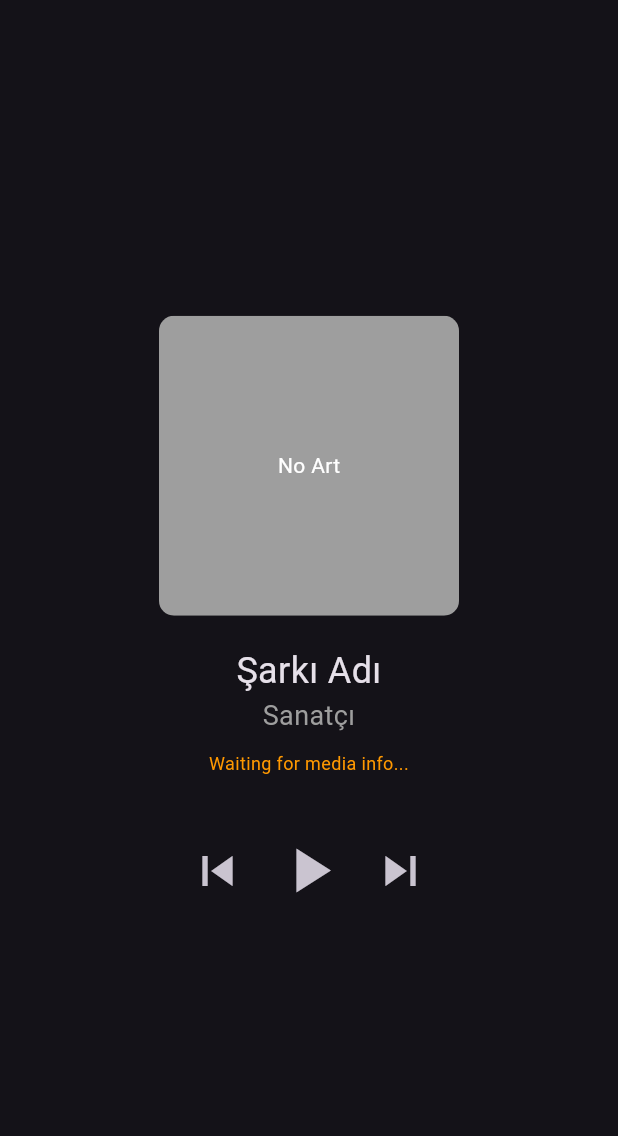
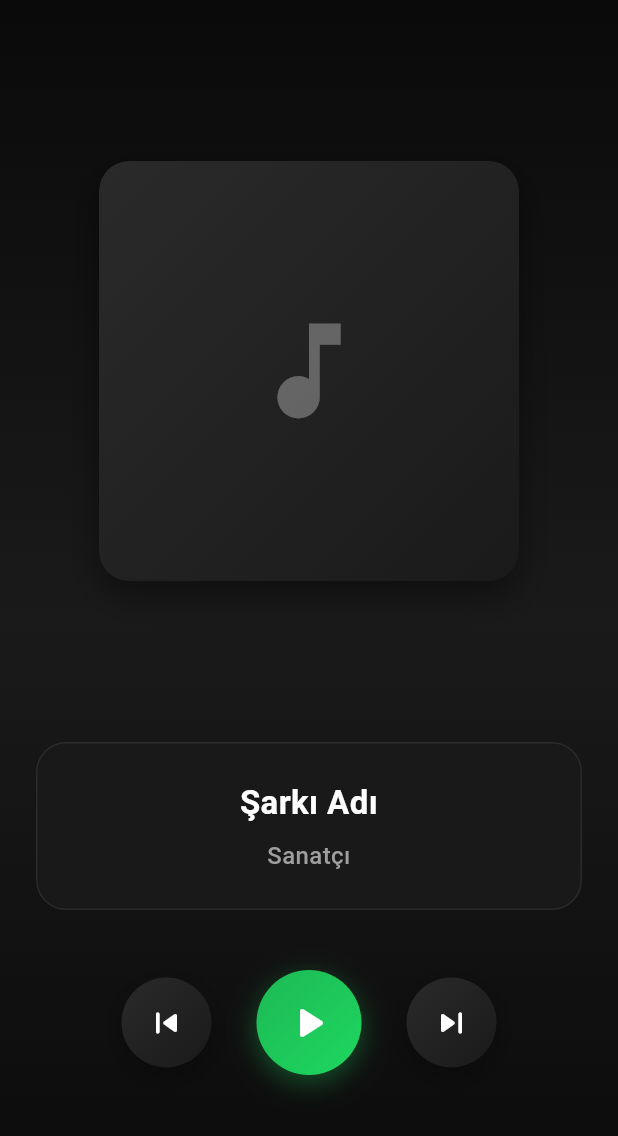
Before and after one commit to iwishkem/MusicController, a Flutter app: the screen it shows after launch, on a phone screen of 412 x 824 dp. Shown: the top 1136 px of the screen. Run offline on Flutter 3.47's test engine with Material 3 defaults, Android fonts, the phone set to English and light mode, and no system bars.

Commit message:
Redesign music control UI and add playback state
Refactored the Flutter music control screen with a modern, responsive UI, including custom album art display, gradient backgrounds, and stylized control buttons. Removed debug logging and debug info from the UI. Added playback state (isPlaying) to both the Android media info and Flutter state, updating the play/pause button accordingly. Improved system UI mode handling for immersive experience.

```diff
--- a/lib/main.dart
+++ b/lib/main.dart
@@ -12,7 +12,10 @@ class KemPlayerApp extends StatelessWidget {
   Widget build(BuildContext context) {
     return MaterialApp(
       title: 'KemPlayer',
-      theme: ThemeData.dark(),
+      theme: ThemeData.dark().copyWith(
+        scaffoldBackgroundColor: Color(0xFF0A0A0A),
+        primaryColor: Color(0xFF1DB954),
+      ),
       home: MusicControlScreen(),
     );
   }
@@ -31,35 +34,32 @@ class _MusicControlScreenState extends State<MusicControlScreen> {
   String albumArtUri = '';
   String albumArt = '';
   String displayIconUri = '';
-  String debugInfo = 'Waiting for media info...';
+  bool isPlaying = false;
 
   @override
   void initState() {
     super.initState();
+    SystemChrome.setEnabledSystemUIMode(SystemUiMode.immersiveSticky);
     platform.setMethodCallHandler(_platformCallHandler);
     _updateMediaInfo();
+  }
+
+  @override
+  void dispose() {
+    SystemChrome.setEnabledSystemUIMode(SystemUiMode.edgeToEdge);
+    super.dispose();
   }
 
   Future<void> _updateMediaInfo() async {
     try {
       final info = await platform.invokeMethod('getMediaInfo');
-      print("Received media info: $info"); // Debug logging
       setState(() {
         title = info['title'] ?? 'Şarkı Adı';
         artist = info['artist'] ?? 'Sanatçı';
         albumArtUri = info['albumArtUri'] ?? '';
         albumArt = info['albumArt'] ?? '';
         displayIconUri = info['displayIconUri'] ?? '';
-
-        // Create debug info for display
-        debugInfo = 'B64: ${albumArt.isNotEmpty ? "✓" : "✗"} | '
-                   'URI: ${albumArtUri.isNotEmpty ? "✓" : "✗"} | '
-                   'Icon: ${displayIconUri.isNotEmpty ? "✓" : "✗"}';
-
-        // Debug logging
-        print("Album art (base64): ${albumArt.isNotEmpty ? 'Available' : 'Empty'}");
-        print("Album art URI: $albumArtUri");
-        print("Display icon URI: $displayIconUri");
+        isPlaying = info['isPlaying'] ?? false;
       });
     } on PlatformException catch (e) {
       print("Failed to get media info: '${e.message}'.");
@@ -78,155 +78,351 @@ class _MusicControlScreenState extends State<MusicControlScreen> {
     switch (call.method) {
       case 'mediaInfoUpdated':
         final info = call.arguments;
-        print("Platform callback received: $info"); // Debug logging
         setState(() {
           title = info['title'] ?? 'Şarkı Adı';
           artist = info['artist'] ?? 'Sanatçı';
           albumArtUri = info['albumArtUri'] ?? '';
           albumArt = info['albumArt'] ?? '';
           displayIconUri = info['displayIconUri'] ?? '';
-
-          // Update debug info
-          debugInfo = 'B64: ${albumArt.isNotEmpty ? "✓" : "✗"} | '
-                     'URI: ${albumArtUri.isNotEmpty ? "✓" : "✗"} | '
-                     'Icon: ${displayIconUri.isNotEmpty ? "✓" : "✗"}';
+          isPlaying = info['isPlaying'] ?? false;
         });
         break;
-      default:
-        print('Unknown method ${call.method}');
     }
+  }
+
+  Widget _buildAlbumArt({double? width, double? height}) {
+    Widget albumArtWidget;
+
+    if (albumArt.isNotEmpty) {
+      try {
+        String cleanBase64 = albumArt.replaceAll(RegExp(r'\s+'), '');
+        Uint8List bytes = base64Decode(cleanBase64);
+        albumArtWidget = Image.memory(
+          bytes,
+          width: width ?? 200,
+          height: height ?? 200,
+          fit: BoxFit.cover,
+          errorBuilder: (context, error, stackTrace) {
+            return _buildPlaceholder(width: width ?? 200, height: height ?? 200);
+          },
+        );
+      } catch (e) {
+        albumArtWidget = _buildPlaceholder(width: width ?? 200, height: height ?? 200);
+      }
+    } else if (displayIconUri.isNotEmpty) {
+      albumArtWidget = Image.network(
+        displayIconUri,
+        width: width ?? 200,
+        height: height ?? 200,
+        fit: BoxFit.cover,
+        errorBuilder: (context, error, stackTrace) {
+          return _buildPlaceholder(width: width ?? 200, height: height ?? 200);
+        },
+      );
+    } else if (albumArtUri.isNotEmpty) {
+      albumArtWidget = Image.network(
+        albumArtUri,
+        width: width ?? 200,
+        height: height ?? 200,
+        fit: BoxFit.cover,
+        errorBuilder: (context, error, stackTrace) {
+          return _buildPlaceholder(width: width ?? 200, height: height ?? 200);
+        },
+      );
+    } else {
+      albumArtWidget = _buildPlaceholder(width: width ?? 200, height: height ?? 200);
+    }
+
+    return Container(
+      decoration: BoxDecoration(
+        borderRadius: BorderRadius.circular(20),
+        boxShadow: [
+          BoxShadow(
+            color: Colors.black.withOpacity(0.4),
+            blurRadius: 20,
+            offset: Offset(0, 10),
+          ),
+        ],
+      ),
+      child: ClipRRect(
+        borderRadius: BorderRadius.circular(20),
+        child: albumArtWidget,
+      ),
+    );
+  }
+
+  Widget _buildPlaceholder({required double width, required double height}) {
+    return Container(
+      width: width,
+      height: height,
+      decoration: BoxDecoration(
+        gradient: LinearGradient(
+          begin: Alignment.topLeft,
+          end: Alignment.bottomRight,
+          colors: [
+            Color(0xFF2A2A2A),
+            Color(0xFF1A1A1A),
+          ],
+        ),
+        borderRadius: BorderRadius.circular(20),
+      ),
+      child: Icon(
+        Icons.music_note,
+        size: width * 0.3,
+        color: Colors.white.withOpacity(0.3),
+      ),
+    );
+  }
+
+  Widget _buildControlButton({
+    required IconData icon,
+    required VoidCallback onTap,
+    required double size,
+    bool isPrimary = false,
+  }) {
+    return GestureDetector(
+      onTap: onTap,
+      child: Container(
+        width: isPrimary ? 70 : 60,
+        height: isPrimary ? 70 : 60,
+        decoration: BoxDecoration(
+          shape: BoxShape.circle,
+          gradient: isPrimary
+            ? LinearGradient(
+                begin: Alignment.topLeft,
+                end: Alignment.bottomRight,
+                colors: [Color(0xFF1DB954), Color(0xFF1ED760)],
+              )
+            : LinearGradient(
+                begin: Alignment.topLeft,
+                end: Alignment.bottomRight,
+                colors: [Color(0xFF2A2A2A), Color(0xFF1A1A1A)],
+              ),
+          boxShadow: [
+            BoxShadow(
+              color: isPrimary
+                ? Color(0xFF1DB954).withOpacity(0.4)
+                : Colors.black.withOpacity(0.3),
+              blurRadius: 15,
+              offset: Offset(0, 5),
+            ),
+          ],
+        ),
+        child: Icon(
+          icon,
+          size: size,
+          color: Colors.white,
+        ),
+      ),
+    );
+  }
+
+  Widget _buildControlButtons({double iconSize = 24, double playIconSize = 32}) {
+    return Row(
+      mainAxisAlignment: MainAxisAlignment.center,
+      children: [
+        _buildControlButton(
+          icon: Icons.skip_previous_rounded,
+          onTap: () => _sendMediaControl('previous'),
+          size: iconSize,
+        ),
+        SizedBox(width: 30),
+        _buildControlButton(
+          icon: isPlaying ? Icons.pause_rounded : Icons.play_arrow_rounded,
+          onTap: () => _sendMediaControl('play_pause'),
+          size: playIconSize,
+          isPrimary: true,
+        ),
+        SizedBox(width: 30),
+        _buildControlButton(
+          icon: Icons.skip_next_rounded,
+          onTap: () => _sendMediaControl('next'),
+          size: iconSize,
+        ),
+      ],
+    );
+  }
+
+  Widget _buildPortraitLayout() {
+    return Container(
+      decoration: BoxDecoration(
+        gradient: LinearGradient(
+          begin: Alignment.topCenter,
+          end: Alignment.bottomCenter,
+          colors: [
+            Color(0xFF0A0A0A),
+            Color(0xFF1A1A1A),
+            Color(0xFF0A0A0A),
+          ],
+        ),
+      ),
+      child: SafeArea(
+        child: Padding(
+          padding: EdgeInsets.symmetric(horizontal: 24),
+          child: Column(
+            mainAxisAlignment: MainAxisAlignment.center,
+            children: [
+              Spacer(flex: 1),
+
+              // Album Art
+              _buildAlbumArt(width: 280, height: 280),
+
+              Spacer(flex: 1),
+
+              // Song Info Card
+              Container(
+                width: double.infinity,
+                padding: EdgeInsets.all(24),
+                decoration: BoxDecoration(
+                  color: Color(0xFF1A1A1A).withOpacity(0.8),
+                  borderRadius: BorderRadius.circular(20),
+                  border: Border.all(
+                    color: Color(0xFF2A2A2A),
+                    width: 1,
+                  ),
+                ),
+                child: Column(
+                  children: [
+                    Text(
+                      title,
+                      style: TextStyle(
+                        fontSize: 22,
+                        fontWeight: FontWeight.bold,
+                        color: Colors.white,
+                      ),
+                      textAlign: TextAlign.center,
+                      maxLines: 2,
+                      overflow: TextOverflow.ellipsis,
+                    ),
+                    SizedBox(height: 8),
+                    Text(
+                      artist,
+                      style: TextStyle(
+                        fontSize: 16,
+                        color: Color(0xFF9E9E9E),
+                        fontWeight: FontWeight.w500,
+                      ),
+                      textAlign: TextAlign.center,
+                      maxLines: 1,
+                      overflow: TextOverflow.ellipsis,
+                    ),
+                  ],
+                ),
+              ),
+
+              SizedBox(height: 40),
+
+              // Control Buttons
+              _buildControlButtons(iconSize: 28, playIconSize: 36),
+
+              Spacer(flex: 1),
+            ],
+          ),
+        ),
+      ),
+    );
+  }
+
+  Widget _buildLandscapeLayout() {
+    return Container(
+      decoration: BoxDecoration(
+        gradient: LinearGradient(
+          begin: Alignment.centerLeft,
+          end: Alignment.centerRight,
+          colors: [
+            Color(0xFF0A0A0A),
+            Color(0xFF1A1A1A),
+            Color(0xFF0A0A0A),
+          ],
+        ),
+      ),
+      child: SafeArea(
+        child: Padding(
+          padding: EdgeInsets.all(24),
+          child: Row(
+            children: [
+              // Left side - Album Art
+              Expanded(
+                flex: 2,
+                child: Center(
+                  child: _buildAlbumArt(width: 240, height: 240),
+                ),
+              ),
+
+              SizedBox(width: 40),
+
+              // Right side - Info and Controls
+              Expanded(
+                flex: 3,
+                child: Column(
+                  mainAxisAlignment: MainAxisAlignment.center,
+                  crossAxisAlignment: CrossAxisAlignment.start,
+                  children: [
+                    // Song Info
+                    Container(
+                      width: double.infinity,
+                      padding: EdgeInsets.all(20),
+                      decoration: BoxDecoration(
+                        color: Color(0xFF1A1A1A).withOpacity(0.8),
+                        borderRadius: BorderRadius.circular(16),
+                        border: Border.all(
+                          color: Color(0xFF2A2A2A),
+                          width: 1,
+                        ),
+                      ),
+                      child: Column(
+                        crossAxisAlignment: CrossAxisAlignment.start,
+                        children: [
+                          Text(
+                            title,
+                            style: TextStyle(
+                              fontSize: 26,
+                              fontWeight: FontWeight.bold,
+                              color: Colors.white,
+                            ),
+                            maxLines: 2,
+                            overflow: TextOverflow.ellipsis,
+                          ),
+                          SizedBox(height: 8),
+                          Text(
+                            artist,
+                            style: TextStyle(
+                              fontSize: 18,
+                              color: Color(0xFF9E9E9E),
+                              fontWeight: FontWeight.w500,
+                            ),
+                            maxLines: 1,
+                            overflow: TextOverflow.ellipsis,
+                          ),
+                        ],
+                      ),
+                    ),
+
+                    SizedBox(height: 32),
+
+                    // Control Buttons
+                    _buildControlButtons(iconSize: 32, playIconSize: 40),
+                  ],
+                ),
+              ),
+            ],
+          ),
+        ),
+      ),
+    );
   }
 
   @override
   Widget build(BuildContext context) {
-    Widget albumArtWidget;
-
-    print("Building UI - albumArt length: ${albumArt.length}"); // Add this debug line
-
-    if (albumArt.isNotEmpty) {
-      // Use base64 encoded album art from Android
-      try {
-        // Clean the base64 string (remove any whitespace/newlines)
-        String cleanBase64 = albumArt.replaceAll(RegExp(r'\s+'), '');
-        print("Original base64 length: ${albumArt.length}");
-        print("Cleaned base64 length: ${cleanBase64.length}");
-        print("First 100 chars: ${cleanBase64.length > 100 ? cleanBase64.substring(0, 100) : cleanBase64}");
-
-        Uint8List bytes = base64Decode(cleanBase64);
-        print("Decoded bytes length: ${bytes.length}");
-
-        albumArtWidget = Image.memory(
-          bytes,
-          width: 200,
-          height: 200,
-          fit: BoxFit.cover,
-          errorBuilder: (context, error, stackTrace) {
-            print("Image.memory error: $error");
-            print("Stack trace: $stackTrace");
-            return Container(
-              width: 200,
-              height: 200,
-              color: Colors.red,
-              child: Center(child: Text("Image Error", style: TextStyle(color: Colors.white))),
-            );
-          },
-        );
-        print("Successfully created Image.memory widget");
-      } catch (e) {
-        print("Base64 decode error: $e");
-        print("Error type: ${e.runtimeType}");
-        print("Base64 string length: ${albumArt.length}");
-        print("First 100 chars: ${albumArt.length > 100 ? albumArt.substring(0, 100) : albumArt}");
-        albumArtWidget = Container(
-          width: 200,
-          height: 200,
-          color: Colors.yellow,
-          child: Center(child: Text("Decode Error", style: TextStyle(color: Colors.black))),
-        );
-      }
-    } else if (displayIconUri.isNotEmpty) {
-      // Try display icon URI
-      print("Using display icon URI: $displayIconUri");
-      albumArtWidget = Image.network(
-        displayIconUri,
-        width: 200,
-        height: 200,
-        fit: BoxFit.cover,
-        errorBuilder: (context, error, stackTrace) {
-          print("Failed to load display icon: $error");
-          return Image.asset('assets/placeholder.png', width: 200, height: 200);
+    return Scaffold(
+      body: OrientationBuilder(
+        builder: (context, orientation) {
+          if (orientation == Orientation.landscape) {
+            return _buildLandscapeLayout();
+          } else {
+            return _buildPortraitLayout();
+          }
         },
-      );
-    } else if (albumArtUri.isNotEmpty) {
-      // Fallback to URI if available
-      print("Using album art URI: $albumArtUri");
-      albumArtWidget = Image.network(
-        albumArtUri,
-        width: 200,
-        height: 200,
-        fit: BoxFit.cover,
-        errorBuilder: (context, error, stackTrace) {
-          print("Failed to load album art URI: $error");
-          return Image.asset('assets/placeholder.png', width: 200, height: 200);
-        },
-      );
-    } else {
-      // Default placeholder
-      print("Using placeholder image - no art data available");
-      albumArtWidget = Container(
-        width: 200,
-        height: 200,
-        color: Colors.grey,
-        child: Center(child: Text("No Art", style: TextStyle(color: Colors.white))),
-      );
-    }
-
-    return Scaffold(
-      body: Center(
-        child: Column(
-          mainAxisAlignment: MainAxisAlignment.center,
-          children: [
-            ClipRRect(
-              borderRadius: BorderRadius.circular(10),
-              child: albumArtWidget,
-            ),
-            SizedBox(height: 20),
-            Text(
-              title,
-              style: TextStyle(fontSize: 24),
-              textAlign: TextAlign.center,
-            ),
-            Text(
-              artist,
-              style: TextStyle(fontSize: 18, color: Colors.grey),
-              textAlign: TextAlign.center,
-            ),
-            SizedBox(height: 10),
-            Text(
-              debugInfo,
-              style: TextStyle(fontSize: 12, color: Colors.orange),
-              textAlign: TextAlign.center,
-            ),
-            SizedBox(height: 30),
-            Row(
-              mainAxisAlignment: MainAxisAlignment.center,
-              children: [
-                IconButton(
-                    icon: Icon(Icons.skip_previous),
-                    iconSize: 40,
-                    onPressed: () => _sendMediaControl('previous')),
-                IconButton(
-                    icon: Icon(Icons.play_arrow),
-                    iconSize: 50,
-                    onPressed: () => _sendMediaControl('play_pause')),
-                IconButton(
-                    icon: Icon(Icons.skip_next),
-                    iconSize: 40,
-                    onPressed: () => _sendMediaControl('next')),
-              ],
-            ),
-          ],
-        ),
       ),
     );
   }
```
Also changed, not shown: 1 other file.
